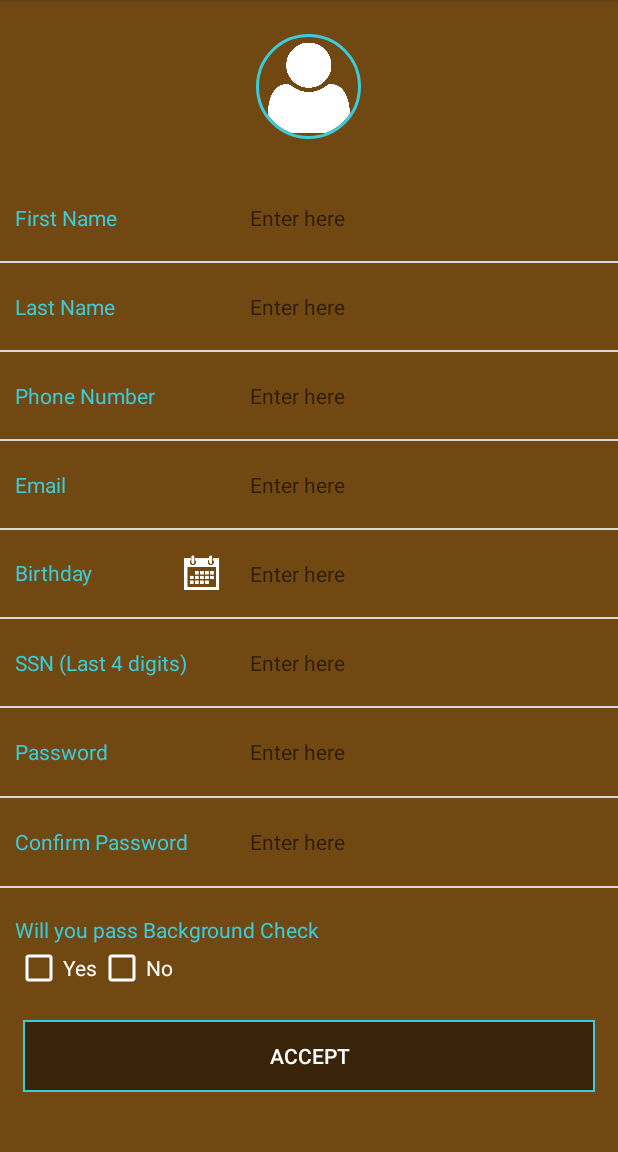
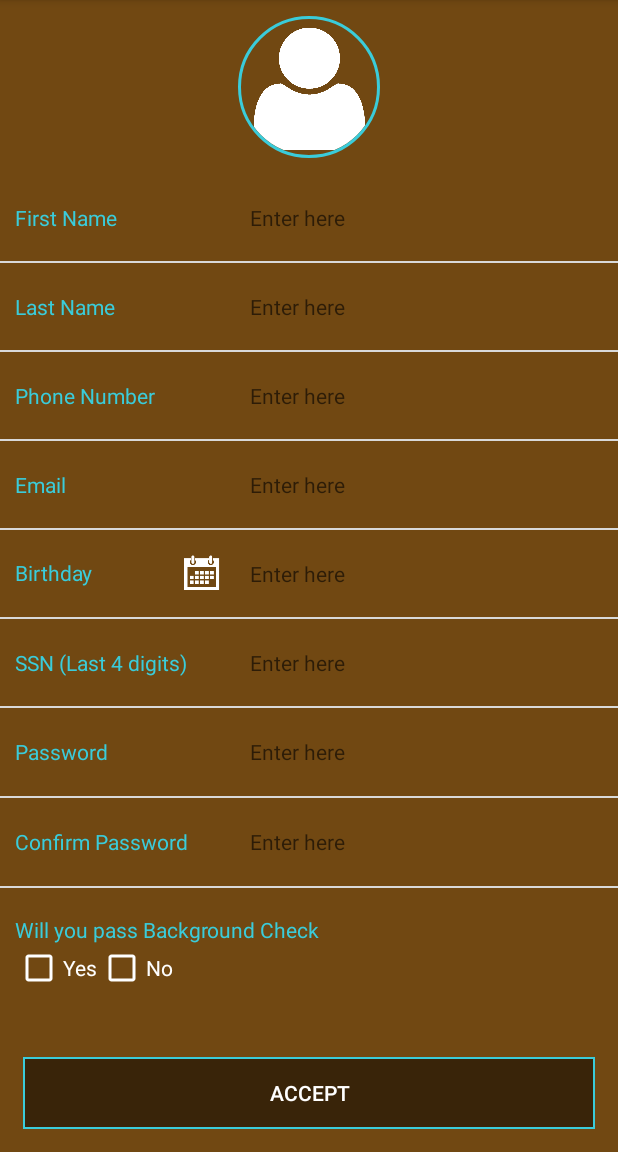
Before and after one commit to wikikhtn/PhotographerSignUp, an Android app: the screen it shows after launch (SignUpActivity), after a tap on "ACCEPT", on a phone screen of 412 x 824 dp, the part 84-1236 px from its top. Run offline under Robolectric (Android 15) with nearby library versions, the phone set to English and light mode, and no system bars; our stand-ins replace CircleImageView; libraries missing offline, so code that uses them is left out: pub.devrel.easypermissions.

Commit message:
- Update project

```diff
--- a/app/src/main/java/com/kan_tek/photographersignup/SignUpActivity.java
+++ b/app/src/main/java/com/kan_tek/photographersignup/SignUpActivity.java
@@ -8,21 +8,24 @@ import android.content.DialogInterface;
 import android.content.Intent;
 import android.graphics.Bitmap;
 import android.net.Uri;
+import android.os.Bundle;
 import android.os.Environment;
 import android.provider.MediaStore;
 import android.support.annotation.NonNull;
 import android.support.v7.app.ActionBar;
 import android.support.v7.app.AppCompatActivity;
-import android.os.Bundle;
 import android.support.v7.widget.Toolbar;
 import android.view.LayoutInflater;
 import android.view.View;
+import android.view.ViewGroup;
+import android.view.ViewTreeObserver;
 import android.widget.Button;
 import android.widget.CheckBox;
 import android.widget.CompoundButton;
 import android.widget.DatePicker;
 import android.widget.EditText;
 import android.widget.ImageView;
+import android.widget.RelativeLayout;
 import android.widget.TextView;
 import android.widget.Toast;
 
@@ -39,6 +42,7 @@ import pub.devrel.easypermissions.AfterPermissionGranted;
 import pub.devrel.easypermissions.EasyPermissions;
 
 public class SignUpActivity extends AppCompatActivity implements EasyPermissions.PermissionCallbacks {
+    private ViewGroup mLayoutProfile;
     private CircleImageView mImgViewProfile;
     private EditText mEdtFirstName;
     private EditText mEdtLastName;
@@ -53,9 +57,9 @@ public class SignUpActivity extends AppCompatActivity implements EasyPermissions
     private Button mBtnAccept;
     private Calendar mCalendar;
     private String mCheckBackground;
-    private File mProfileImage;;
-    private int REQUEST_CAMERA = 0;
-    private int SELECT_FILE = 1;
+    private File mProfileImage;
+    private static final int REQUEST_CAMERA = 0;
+    private static final int SELECT_FILE = 1;
     private static final int RC_CAMERA_PERM = 123;
     private static final int RC_READ_EXTERNAL_PERM = 456;
 
@@ -66,9 +70,9 @@ public class SignUpActivity extends AppCompatActivity implements EasyPermissions
 
         setActionBar();
         initView();
+        setAutoSizeImageProfile();
         setListener();
         loadData();
-
     }
 
     public void setActionBar() {
@@ -98,6 +102,7 @@ public class SignUpActivity extends AppCompatActivity implements EasyPermissions
     }
 
     public void initView() {
+        mLayoutProfile = (ViewGroup) findViewById(R.id.layout_img_profile);
         mImgViewProfile = (CircleImageView) findViewById(R.id.image_profile);
         mEdtFirstName = (EditText) findViewById(R.id.edtFirstName);
         mEdtLastName = (EditText) findViewById(R.id.edtLastName);
@@ -111,6 +116,7 @@ public class SignUpActivity extends AppCompatActivity implements EasyPermissions
         mChkNo = (CheckBox) findViewById(R.id.chkNo);
         mBtnAccept = (Button) findViewById(R.id.btnAccept);
         mCalendar = Calendar.getInstance();
+        mCheckBackground = "";
     }
 
     public void loadData() {
@@ -166,13 +172,15 @@ public class SignUpActivity extends AppCompatActivity implements EasyPermissions
         mBtnAccept.setOnClickListener(new View.OnClickListener() {
             @Override
             public void onClick(View view) {
-                boolean isEmpty = checkEmptyInput(new EditText[]{mEdtFirstName, mEdtLastName, mEdtPhoneNumber, mEdtEmail, mEdtBirthday,
+                boolean isEmptyInput = checkEmptyInput(new EditText[]{mEdtFirstName, mEdtLastName, mEdtPhoneNumber, mEdtEmail, mEdtBirthday,
                         mEdtSSN, mEdtPassword, mEdtConfirmPassword});
                 String password = mEdtPassword.getText().toString().trim();
                 String confirmPassword = mEdtConfirmPassword.getText().toString().trim();
 
-                if (isEmpty || mCheckBackground.isEmpty()) {
+                if (isEmptyInput) {
                     Toast.makeText(SignUpActivity.this, getString(R.string.please_enter_info), Toast.LENGTH_SHORT).show();
+                } else if (mCheckBackground.isEmpty()){
+                    Toast.makeText(SignUpActivity.this, getString(R.string.please_choose_background_check), Toast.LENGTH_SHORT).show();
                 } else if (mEdtSSN.length() < 4) {
                     Toast.makeText(SignUpActivity.this, getString(R.string.ssn_least_4), Toast.LENGTH_SHORT).show();
                 } else if (mEdtPhoneNumber.length() < 10) {
@@ -212,6 +220,19 @@ public class SignUpActivity extends AppCompatActivity implements EasyPermissions
         return false;
     }
 
+    public void setAutoSizeImageProfile() {
+        ViewTreeObserver vto = mLayoutProfile.getViewTreeObserver();
+        vto.addOnGlobalLayoutListener(new ViewTreeObserver.OnGlobalLayoutListener() {
+            @Override
+            public void onGlobalLayout() {
+                int heightView = getWindow().getDecorView().getBottom();
+                int height = heightView * 6 / 52; //Height image profile = 3/4 height container layout = 2/13 parent layout
+                RelativeLayout.LayoutParams lp = new RelativeLayout.LayoutParams(height, height);
+                mImgViewProfile.setLayoutParams(lp);
+            }
+        });
+    }
+
     private boolean hasCameraPermission() {
         return EasyPermissions.hasPermissions(this, Manifest.permission.CAMERA);
     }
@@ -221,14 +242,14 @@ public class SignUpActivity extends AppCompatActivity implements EasyPermissions
     }
 
     @AfterPermissionGranted(RC_CAMERA_PERM)
-    public void cameraTask(){
+    public void cameraTask() {
         if (hasCameraPermission()) {
             cameraIntent();
         }
     }
 
     @AfterPermissionGranted(RC_READ_EXTERNAL_PERM)
-    public void choosePictureTask(){
+    public void choosePictureTask() {
         if (hasReadExternalPermission()) {
             galleryIntent();
         }
@@ -254,7 +275,7 @@ public class SignUpActivity extends AppCompatActivity implements EasyPermissions
                                 Manifest.permission.CAMERA);
                     }
                 } else if (items[item].equals("Choose from Library")) {
-                   if (hasReadExternalPermission()) {
+                    if (hasReadExternalPermission()) {
                         galleryIntent();
                     } else {
                         EasyPermissions.requestPermissions(
@@ -329,7 +350,7 @@ public class SignUpActivity extends AppCompatActivity implements EasyPermissions
             }
         }
         mImgViewProfile.setImageBitmap(bm);
-        mProfileImage =  new File(Environment.getExternalStorageDirectory(), selectedImageURI.getPath());
+        mProfileImage = new File(Environment.getExternalStorageDirectory(), selectedImageURI.getPath());
     }
 
     @Override
--- a/app/src/main/res/layout/activity_main.xml
+++ b/app/src/main/res/layout/activity_main.xml
@@ -12,14 +12,21 @@
         android:layout_height="0dp"
         android:layout_weight="2">
 
-        <de.hdodenhof.circleimageview.CircleImageView xmlns:app="http://schemas.android.com/apk/res-auto"
-            android:id="@+id/image_profile"
-            android:layout_width="70dp"
-            android:layout_height="70dp"
-            android:layout_centerInParent="true"
-            android:src="@drawable/ic_profile_default"
-            app:civ_border_color="@color/colorAccent"
-            app:civ_border_width="2dp" />
+        <RelativeLayout
+            android:id="@+id/layout_img_profile"
+            android:layout_width="wrap_content"
+            android:layout_height="wrap_content"
+            android:layout_centerInParent="true">
+
+            <de.hdodenhof.circleimageview.CircleImageView xmlns:app="http://schemas.android.com/apk/res-auto"
+                android:id="@+id/image_profile"
+                android:layout_width="50dp"
+                android:layout_height="50dp"
+                android:src="@drawable/ic_profile_default"
+                app:civ_border_color="@color/colorAccent"
+                app:civ_border_width="2dp" />
+
+        </RelativeLayout>
 
     </RelativeLayout>
 
@@ -47,6 +54,7 @@
             android:layout_weight="1.8"
             android:background="@color/colorTransparency"
             android:hint="@string/hint_enter"
+            android:maxLength="250"
             android:maxLines="1"
             android:singleLine="true"
             android:textColor="@color/colorGrey2"
@@ -83,6 +91,7 @@
             android:layout_weight="1.8"
             android:background="@color/colorTransparency"
             android:hint="@string/hint_enter"
+            android:maxLength="250"
             android:maxLines="1"
             android:singleLine="true"
             android:textColor="@color/colorGrey2"
@@ -120,11 +129,11 @@
             android:background="@color/colorTransparency"
             android:hint="@string/hint_enter"
             android:inputType="phone"
+            android:maxLength="10"
             android:maxLines="1"
             android:singleLine="true"
             android:textColor="@color/colorGrey2"
-            android:textSize="@dimen/text_size_14sp"
-            android:maxLength="10"/>
+            android:textSize="@dimen/text_size_14sp" />
 
     </LinearLayout>
 
@@ -158,6 +167,7 @@
             android:background="@color/colorTransparency"
             android:hint="@string/hint_enter"
             android:inputType="textEmailAddress"
+            android:maxLength="250"
             android:maxLines="1"
             android:singleLine="true"
             android:textColor="@color/colorGrey2"
@@ -197,13 +207,13 @@
             android:layout_height="wrap_content"
             android:layout_weight="1.8"
             android:background="@color/colorTransparency"
+            android:focusableInTouchMode="false"
             android:hint="@string/hint_enter"
             android:inputType="datetime"
             android:maxLines="1"
             android:singleLine="true"
             android:textColor="@color/colorGrey2"
-            android:textSize="@dimen/text_size_14sp"
-            android:focusableInTouchMode="false"/>
+            android:textSize="@dimen/text_size_14sp" />
 
     </LinearLayout>
 
@@ -237,11 +247,11 @@
             android:background="@color/colorTransparency"
             android:hint="@string/hint_enter"
             android:inputType="number"
+            android:maxLength="4"
             android:maxLines="1"
             android:singleLine="true"
             android:textColor="@color/colorGrey2"
-            android:textSize="@dimen/text_size_14sp"
-            android:maxLength="4"/>
+            android:textSize="@dimen/text_size_14sp" />
 
     </LinearLayout>
 
@@ -276,6 +286,7 @@
             android:fontFamily="sans-serif"
             android:hint="@string/hint_enter"
             android:inputType="textPassword"
+            android:maxLength="250"
             android:maxLines="1"
             android:singleLine="true"
             android:textColor="@color/colorGrey2"
@@ -314,6 +325,7 @@
             android:fontFamily="sans-serif"
             android:hint="@string/hint_enter"
             android:inputType="textPassword"
+            android:maxLength="250"
             android:maxLines="1"
             android:singleLine="true"
             android:textColor="@color/colorGrey2"
@@ -376,6 +388,7 @@
             android:id="@+id/btnAccept"
             android:layout_width="match_parent"
             android:layout_height="wrap_content"
+            android:layout_alignParentBottom="true"
             android:layout_marginBottom="15dp"
             android:layout_marginLeft="15dp"
             android:layout_marginRight="15dp"
--- a/app/src/main/res/values/strings.xml
+++ b/app/src/main/res/values/strings.xml
@@ -1,5 +1,5 @@
 <resources>
-    <string name="app_name">PhotographerSignUp</string>
+    <string name="app_name">Photographer</string>
     <string name="title_text">Photographer - Sign Up</string>
     <string name="hint_enter">Enter here</string>
     <string name="first_name">First Name</string>
@@ -20,4 +20,5 @@
     <string name="confirm_pass_dont_match">The confirm password must match the password!</string>
     <string name="rationale_camera">This app needs access to your camera so you can take a photo!</string>
     <string name="rationale_external_storage">This app needs access to your camera so you can select a photo from your library!</string>
+    <string name="please_choose_background_check">Please choose Yes/No for background check!</string>
 </resources>
```
Also changed, not shown: app/src/main/ic_launcher-web.png (added), app/src/main/res/mipmap-hdpi/ic_launcher.png, app/src/main/res/mipmap-mdpi/ic_launcher.png, app/src/main/res/mipmap-xhdpi/ic_launcher.png, app/src/main/res/mipmap-xxhdpi/ic_launcher.png, app/src/main/res/mipmap-xxxhdpi/ic_launcher.png, 1 other file.
